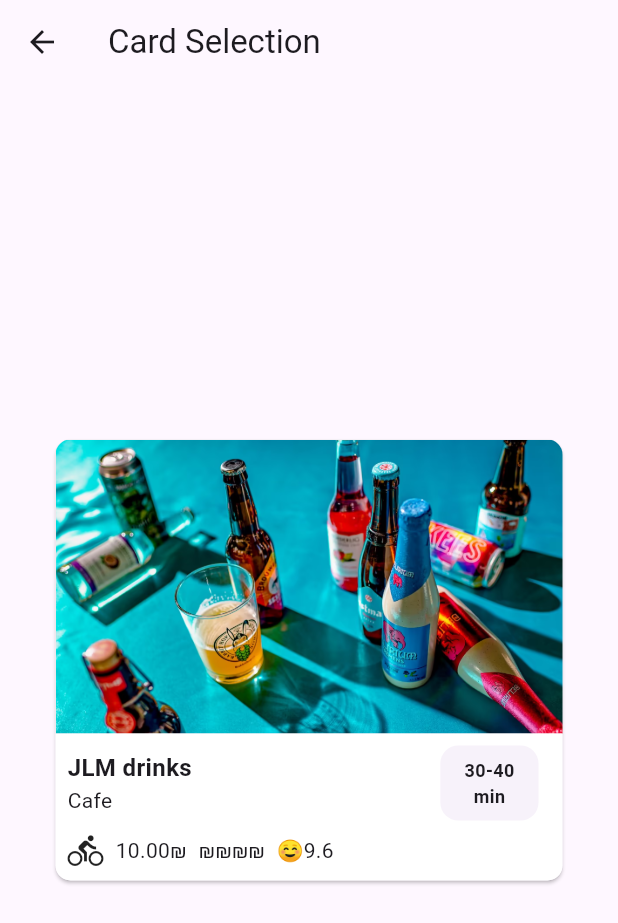
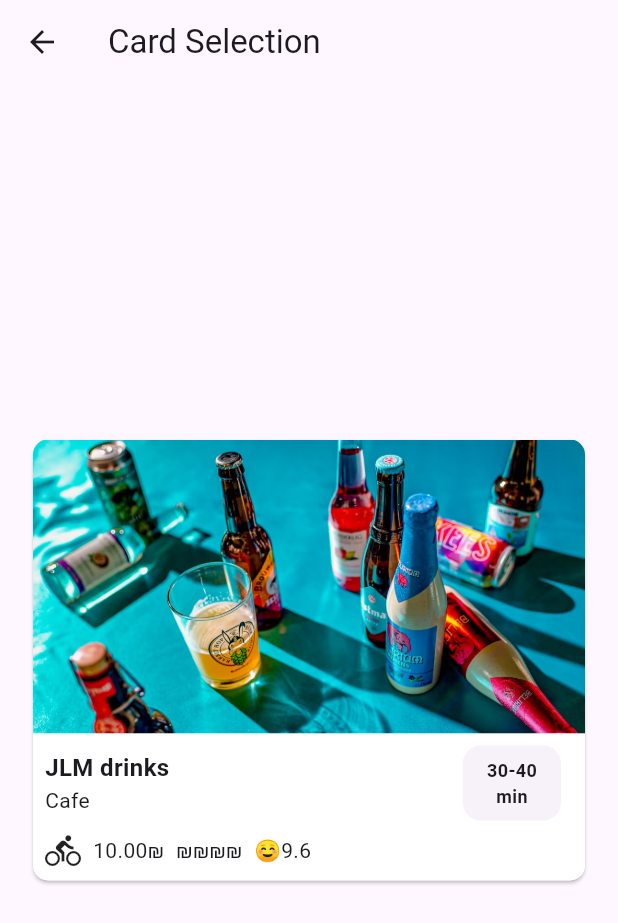
Before and after one commit to Idanmal8/animation_repo_flutter, a Flutter app: the screen it shows after launch, after a tap on "Select card", on a phone screen of 412 x 824 dp. Shown: the top 923 px of the screen. Run offline on Flutter 3.47's test engine with Material 3 defaults, Android fonts, the light colour scheme and no system bars; our stand-ins replace flutter_card_swiper, shimmer.

Commit message:
added 2 animations

```diff
--- a/animation_samples/lib/app.dart
+++ b/animation_samples/lib/app.dart
@@ -98,6 +98,14 @@ class MyApp extends StatelessWidget {
                         },
                       ),
                     ),
+                    Card(
+                      child: ListTile(
+                        title: const Text('Avatar stack'),
+                        onTap: () => {
+                          controller.navigateToAvatarStack(context),
+                        },
+                      ),
+                    ),
                   ],
                 ),
               );
--- a/animation_samples/lib/card_selection/card_selection.dart
+++ b/animation_samples/lib/card_selection/card_selection.dart
@@ -1,19 +1,21 @@
-import 'package:animation_samples/card_selection/widgets/wave_paintet.dart';
 import 'package:flutter/material.dart';
+import 'package:shimmer/shimmer.dart';
 
 class CardSelection extends StatefulWidget {
   const CardSelection({super.key});
 
   @override
-  _CardSelectionState createState() => _CardSelectionState();
+  CardSelectionState createState() => CardSelectionState();
 }
 
-class _CardSelectionState extends State<CardSelection>
+class CardSelectionState extends State<CardSelection>
     with TickerProviderStateMixin {
   late AnimationController _scaleController;
   late Animation<double> _scaleAnimation;
   late AnimationController _waveController;
   late Animation<double> _waveAnimation;
+
+  bool _isShimmering = false;
 
   @override
   void initState() {
@@ -43,7 +45,7 @@ class _CardSelectionState extends State<CardSelection>
     ).animate(_scaleController);
 
     _waveController = AnimationController(
-      duration: const Duration(milliseconds: 800),
+      duration: const Duration(milliseconds: 300),
       vsync: this,
     );
     _waveAnimation = Tween(begin: 0.0, end: 1.0).animate(CurvedAnimation(
@@ -55,6 +57,14 @@ class _CardSelectionState extends State<CardSelection>
   void _bounce() {
     _scaleController.forward(from: 0);
     _waveController.forward(from: 0);
+    setState(() {
+      _isShimmering = true;
+    });
+    Future.delayed(const Duration(milliseconds: 900), () {
+      setState(() {
+        _isShimmering = false;
+      });
+    });
   }
 
   @override
@@ -82,7 +92,7 @@ class _CardSelectionState extends State<CardSelection>
                     borderRadius: BorderRadius.circular(10),
                   ),
                   alignment: Alignment.center,
-                  width: 370,
+                  width: 400,
                   height: 310,
                   child: Card(
                     shape: RoundedRectangleBorder(
@@ -99,9 +109,27 @@ class _CardSelectionState extends State<CardSelection>
                             ),
                             child: Container(
                               color: const Color.fromARGB(255, 239, 239, 239),
-                              child: Image.asset(
-                                'assets/beer.png',
-                                fit: BoxFit.cover,
+                              child: Stack(
+                                children: [
+                                  SizedBox(
+                                    width: double.infinity,
+                                    child: Image.asset(
+                                      'assets/beer.png',
+                                      fit: BoxFit.fitWidth,
+                                    ),
+                                  ),
+                                  if (_isShimmering)
+                                    Shimmer.fromColors(
+                                      period: const Duration(milliseconds: 800), // Faster shimmer duration
+                                      baseColor: Colors.white.withOpacity(0), // More opaque base color
+                                      highlightColor: Colors.white.withOpacity(0.4), // More opaque highlight color
+                                      child: Container(
+                                        color: Colors.white,
+                                        width: double.infinity,
+                                        height: double.infinity,
+                                      ),
+                                    ),
+                                ],
                               ),
                             ),
                           ),
--- a/animation_samples/pubspec.yaml
+++ b/animation_samples/pubspec.yaml
@@ -38,6 +38,7 @@ dependencies:
   provider: ^6.1.1
   flutter_card_swiper: ^7.0.0
   intl: ^0.19.0
+  shimmer: ^2.0.0  # Add this line
 
 dev_dependencies:
   flutter_test:
@@ -63,7 +64,7 @@ flutter:
 
   # To add assets to your application, add an assets section, like this:
   assets:
-    - assets/beer.png
+    - assets/
 
   # An image asset can refer to one or more resolution-specific "variants", see
   # https://flutter.dev/assets-and-images/#resolution-aware
```
Also changed, not shown: animation_samples/lib/avatar_stack/avatar_stack.dart (added, +135 -0 lines), animation_samples/lib/avatar_stack/controller/avatar_stack_controller.dart (added, +37 -0 lines), animation_samples/lib/controller/home_screen_controller.dart (+14 -8 lines), animation_samples/assets/ai_image.jpg (added), animation_samples/assets/another_person.jpg (added), animation_samples/assets/not_cool.jpg (added), animation_samples/pubspec.lock.
